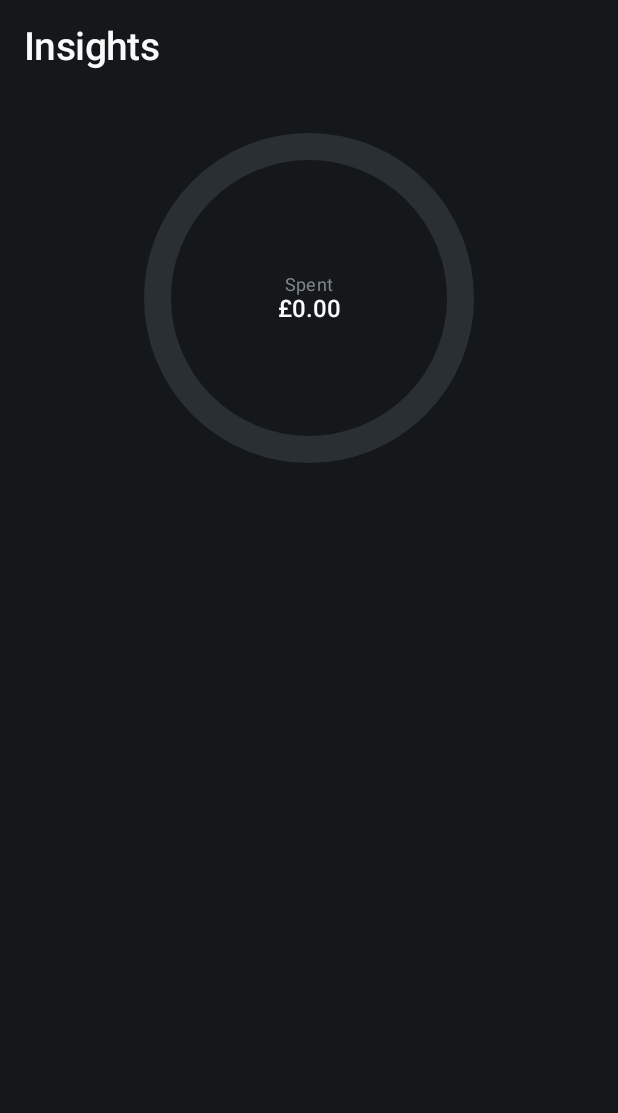
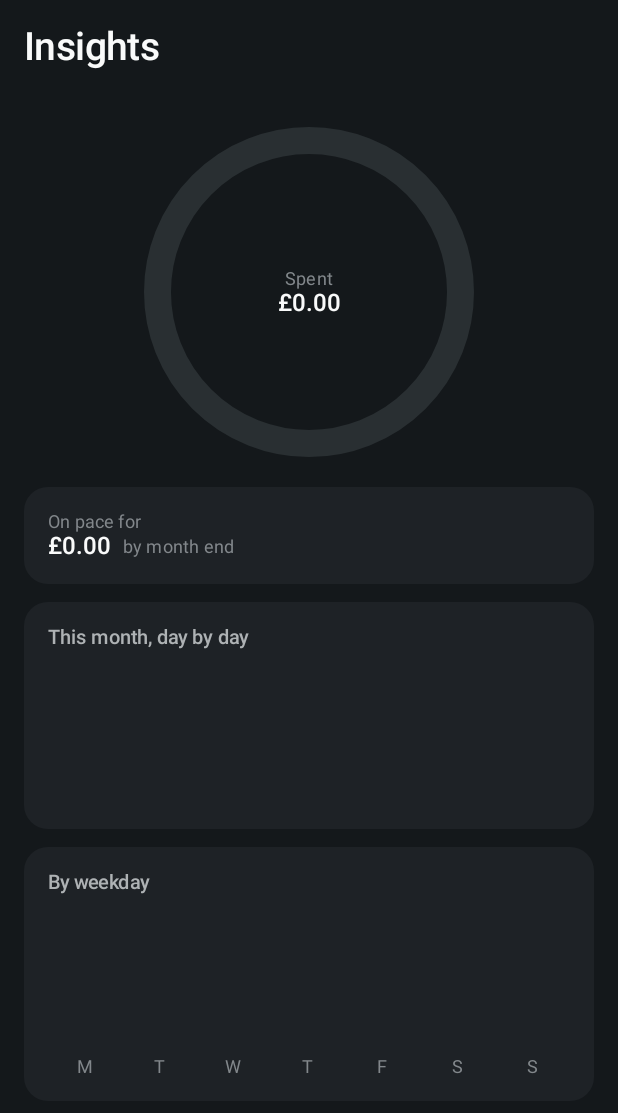
Before and after one commit to Jenil1320/Tally, an Android app built with Jetpack Compose: the composable InsightsContent shown on its own in the app's theme, on a phone screen of 412 x 824 dp. Shown: the top 1113 px of the screen. Run offline under Robolectric (Android 15) with nearby library versions, the phone set to English and light mode, and no system bars; our stand-ins replace Dagger/Hilt's generated code.

Commit message:
feat(insights): trend, rhythm, and forecast (M3 PR2)
Completes M3 (Insights).

- SpendingTrend analytics (pure, tested): dailyTotals (per day of month),
  weekdayTotals (Mon-first rhythm), forecastMonthEnd (straight-line pace
  projection), lengthOfMonth.
- TBarChart: hand-rolled Compose Canvas bars (normalised, optional highlight,
  zero-stub for gaps).
- Insights screen gains a "on pace for" forecast card, a day-by-day trend
  chart (today highlighted), and a by-weekday rhythm chart (peak highlighted).

Tests: SpendingTrendTest (buckets, leap years, forecast) + a Paparazzi golden
for the bar chart (eyeballed). All unit tests + Paparazzi verify + assembleDebug
green.

Co-Authored-By: Claude Opus 4.8 <noreply@anthropic.com>

```diff
--- a/app/src/main/kotlin/com/tally/ui/screens/insights/InsightsScreen.kt
+++ b/app/src/main/kotlin/com/tally/ui/screens/insights/InsightsScreen.kt
@@ -8,6 +8,7 @@ import androidx.compose.foundation.layout.PaddingValues
 import androidx.compose.foundation.layout.Row
 import androidx.compose.foundation.layout.fillMaxSize
 import androidx.compose.foundation.layout.fillMaxWidth
+import androidx.compose.foundation.layout.height
 import androidx.compose.foundation.layout.padding
 import androidx.compose.foundation.layout.size
 import androidx.compose.foundation.lazy.LazyColumn
@@ -17,15 +18,19 @@ import androidx.compose.runtime.getValue
 import androidx.compose.ui.Alignment
 import androidx.compose.ui.Modifier
 import androidx.compose.ui.graphics.Color
+import androidx.compose.ui.text.style.TextAlign
 import androidx.compose.ui.unit.dp
 import androidx.hilt.navigation.compose.hiltViewModel
 import androidx.lifecycle.compose.collectAsStateWithLifecycle
+import com.tally.core.money.Pence
 import com.tally.domain.insight.CategorySpend
+import com.tally.ui.components.TCard
 import com.tally.ui.components.TCatDot
 import com.tally.ui.components.TNum
 import com.tally.ui.components.TNumSize
 import com.tally.ui.components.TText
 import com.tally.ui.components.chart.DonutSlice
+import com.tally.ui.components.chart.TBarChart
 import com.tally.ui.components.chart.TDonutChart
 import com.tally.ui.theme.TallyTheme
 import kotlin.math.roundToInt
@@ -54,7 +59,7 @@ private fun InsightsContent(
     LazyColumn(
         modifier = modifier.fillMaxSize().background(colors.bg0),
         contentPadding = PaddingValues(TallyTheme.spacing.lg),
-        verticalArrangement = Arrangement.spacedBy(TallyTheme.spacing.sm),
+        verticalArrangement = Arrangement.spacedBy(TallyTheme.spacing.md),
     ) {
         item {
             Column(verticalArrangement = Arrangement.spacedBy(TallyTheme.spacing.xs)) {
@@ -63,10 +68,7 @@ private fun InsightsContent(
             }
         }
         item {
-            Box(
-                modifier = Modifier.fillMaxWidth().padding(vertical = TallyTheme.spacing.lg),
-                contentAlignment = Alignment.Center,
-            ) {
+            Box(modifier = Modifier.fillMaxWidth().padding(vertical = TallyTheme.spacing.sm), contentAlignment = Alignment.Center) {
                 TDonutChart(
                     slices = state.breakdown.map { DonutSlice(it.fraction, sliceColor(it.colorIndex)) },
                     modifier = Modifier.size(220.dp),
@@ -78,9 +80,62 @@ private fun InsightsContent(
                 }
             }
         }
+        item { ForecastCard(forecast = state.forecast) }
         items(items = state.breakdown, key = { it.categoryId ?: "uncategorised" }) { slice ->
             LegendRow(slice)
         }
+        item {
+            ChartCard(title = "This month, day by day") {
+                TBarChart(
+                    values = state.dailyTotals.map { it.value.toFloat() },
+                    highlightIndex = state.todayIndex,
+                    modifier = Modifier.fillMaxWidth().height(96.dp),
+                )
+            }
+        }
+        item {
+            ChartCard(title = "By weekday") {
+                TBarChart(
+                    values = state.weekdayTotals.map { it.value.toFloat() },
+                    highlightIndex = state.peakWeekdayIndex,
+                    modifier = Modifier.fillMaxWidth().height(96.dp),
+                )
+                Row(modifier = Modifier.fillMaxWidth().padding(top = TallyTheme.spacing.xs)) {
+                    listOf("M", "T", "W", "T", "F", "S", "S").forEach { label ->
+                        TText(
+                            text = label,
+                            style = TallyTheme.typography.caption,
+                            color = colors.textLo,
+                            textAlign = TextAlign.Center,
+                            modifier = Modifier.weight(1f),
+                        )
+                    }
+                }
+            }
+        }
+    }
+}
+
+@Composable
+private fun ForecastCard(forecast: Pence) {
+    val colors = TallyTheme.colors
+    TCard(modifier = Modifier.fillMaxWidth(), color = colors.bg1) {
+        TText("On pace for", style = TallyTheme.typography.caption, color = colors.textLo)
+        Row(verticalAlignment = Alignment.Bottom, horizontalArrangement = Arrangement.spacedBy(TallyTheme.spacing.sm)) {
+            TNum(amount = forecast, size = TNumSize.Medium)
+            TText("by month end", style = TallyTheme.typography.caption, color = colors.textLo, modifier = Modifier.padding(bottom = 2.dp))
+        }
+    }
+}
+
+@Composable
+private fun ChartCard(
+    title: String,
+    content: @Composable () -> Unit,
+) {
+    TCard(modifier = Modifier.fillMaxWidth()) {
+        TText(text = title, style = TallyTheme.typography.label, color = TallyTheme.colors.textMid)
+        Column(modifier = Modifier.padding(top = TallyTheme.spacing.sm)) { content() }
     }
 }
 
--- a/app/src/main/kotlin/com/tally/ui/screens/insights/InsightsViewModel.kt
+++ b/app/src/main/kotlin/com/tally/ui/screens/insights/InsightsViewModel.kt
@@ -7,6 +7,10 @@ import com.tally.core.time.Clock
 import com.tally.di.DefaultDispatcher
 import com.tally.domain.insight.CategorySpend
 import com.tally.domain.insight.categoryBreakdown
+import com.tally.domain.insight.dailyTotals
+import com.tally.domain.insight.forecastMonthEnd
+import com.tally.domain.insight.lengthOfMonth
+import com.tally.domain.insight.weekdayTotals
 import com.tally.domain.repo.CategoryRepository
 import com.tally.domain.repo.TransactionRepository
 import dagger.hilt.android.lifecycle.HiltViewModel
@@ -27,11 +31,18 @@ import javax.inject.Inject
 data class InsightsUiState(
     val monthLabel: String = "",
     val total: Pence = Pence.ZERO,
+    val forecast: Pence = Pence.ZERO,
     val breakdown: List<CategorySpend> = emptyList(),
+    // Trend: spend per day of the month (index 0 = the 1st).
+    val dailyTotals: List<Pence> = emptyList(),
+    val todayIndex: Int = -1,
+    // Rhythm: spend per weekday (index 0 = Monday).
+    val weekdayTotals: List<Pence> = emptyList(),
+    val peakWeekdayIndex: Int = -1,
     val loaded: Boolean = false,
 )
 
-/** This month's spending total and per-category breakdown for the Insights screen. */
+/** This month's total, forecast, category breakdown, daily trend, and weekday rhythm. */
 @HiltViewModel
 class InsightsViewModel
     @Inject
@@ -54,10 +65,17 @@ class InsightsViewModel
                     transactionRepository.observeBetween(monthStart, monthEnd),
                     categoryRepository.observeAll(),
                 ) { transactions, categories ->
+                    val total = transactions.fold(Pence.ZERO) { acc, t -> acc + t.amount }
+                    val weekday = weekdayTotals(transactions, timeZone)
                     InsightsUiState(
                         monthLabel = "$monthName ${date.year}",
-                        total = transactions.fold(Pence.ZERO) { acc, t -> acc + t.amount },
+                        total = total,
+                        forecast = forecastMonthEnd(total, date.dayOfMonth, firstOfMonth.lengthOfMonth()),
                         breakdown = categoryBreakdown(transactions, categories),
+                        dailyTotals = dailyTotals(transactions, timeZone, firstOfMonth),
+                        todayIndex = date.dayOfMonth - 1,
+                        weekdayTotals = weekday,
+                        peakWeekdayIndex = weekday.indices.maxByOrNull { weekday[it].value } ?: -1,
                         loaded = true,
                     )
                 }.flowOn(defaultDispatcher)
```
Also changed, not shown: app/src/main/kotlin/com/tally/domain/insight/SpendingTrend.kt (added, +66 -0 lines), app/src/main/kotlin/com/tally/ui/components/chart/TBarChart.kt (added, +53 -0 lines), 3 other files.
